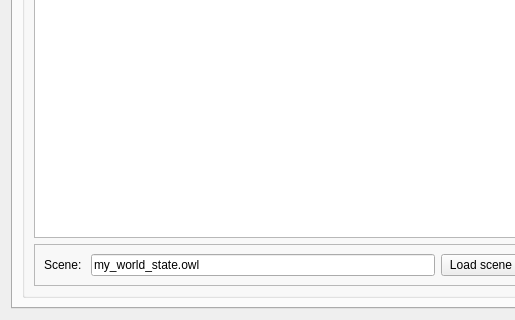
Qt form skiros2_gui/src/skiros2_gui/core/skiros_gui.ui (RobotLabLTH/skiros2) before a commit; both pictures show x 0 to 515 and y 441 to 761 of the 1113 by 761 pixel window.
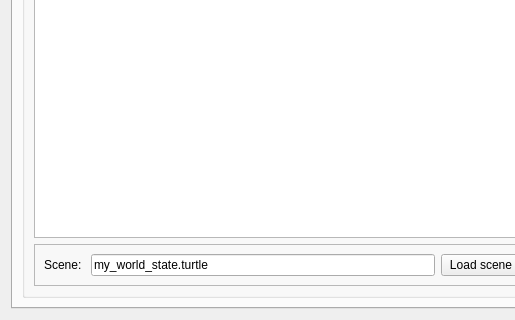
The same form after that commit. The open tabs and pages were chosen to show the change. Icons and pictures are not drawn.

Commit message:
Fix: Changes default scene name from .owl to .turtle
The previous default saved .turtle files with the ending .owl, which results in parsing errors on the next startup.

Patch:
```diff
--- a/skiros2_gui/src/skiros2_gui/core/skiros_gui.ui
+++ b/skiros2_gui/src/skiros2_gui/core/skiros_gui.ui
@@ -595,7 +595,7 @@
                <item>
                 <widget class="QLineEdit" name="scene_file_lineEdit">
                  <property name="text">
-                  <string>my_world_state.owl</string>
+                  <string>my_world_state.turtle</string>
                  </property>
                 </widget>
                </item>
```
